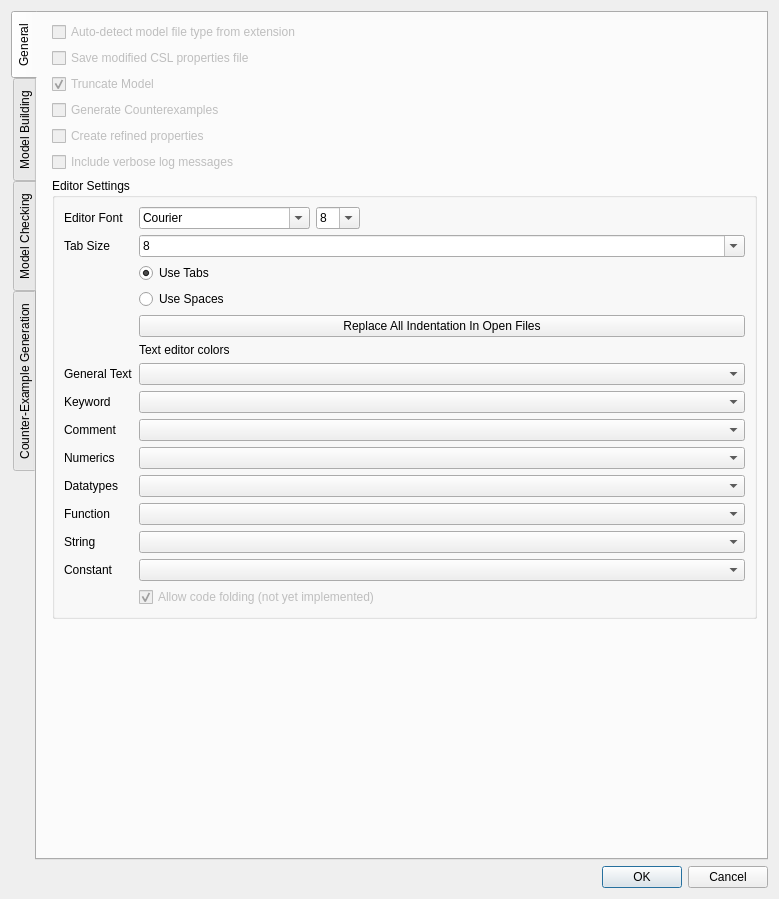
Before: the Qt Designer form src/stamina/gui/ui/Preferences.ui in fluentverification/stamina-storm, drawn with Qt 5.
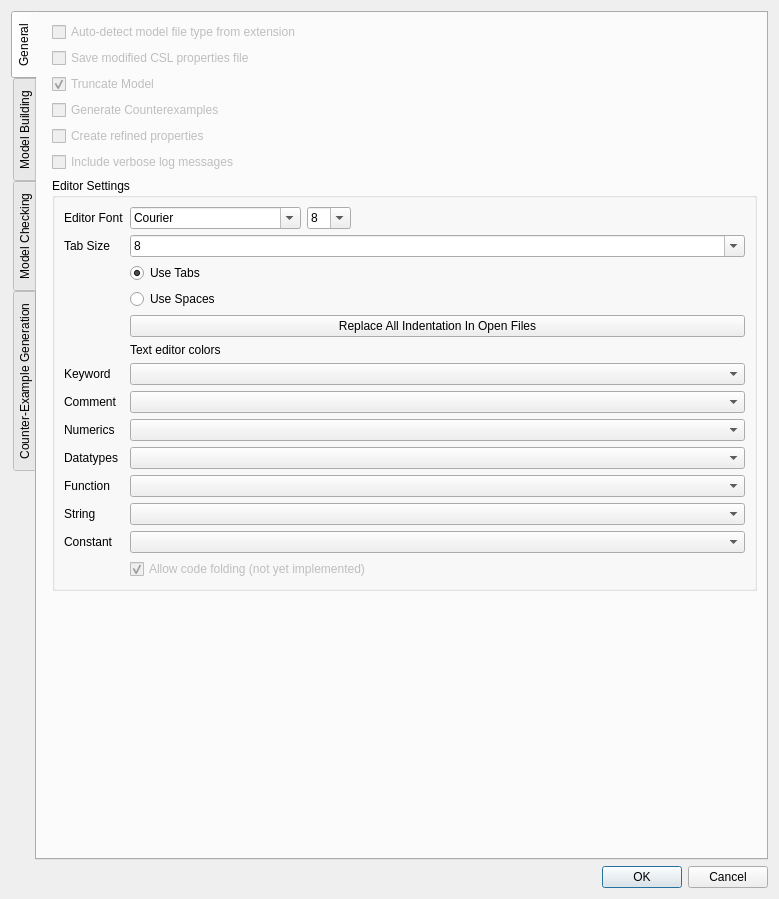
After: the same form once the commit is applied. Icons and pictures are not drawn. Custom widgets are drawn as their Qt base class.

Diff of the .ui file:
```diff
--- a/src/stamina/gui/ui/Preferences.ui
+++ b/src/stamina/gui/ui/Preferences.ui
@@ -357,20 +357,21 @@
             </property>
            </widget>
           </item>
-          <item row="16" column="1">
-           <widget class="QCheckBox" name="allowCodeFolding">
-            <property name="enabled">
-             <bool>false</bool>
+          <item row="7" column="1">
+           <widget class="QLabel" name="label_20">
+            <property name="text">
+             <string>Text editor colors</string>
             </property>
+           </widget>
+          </item>
+          <item row="8" column="0">
+           <widget class="QLabel" name="label_13">
             <property name="text">
-             <string>Allow code folding (not yet implemented)</string>
+             <string>Keyword</string>
             </property>
-            <property name="checked">
-             <bool>true</bool>
-            </property>
            </widget>
           </item>
-          <item row="9" column="1">
+          <item row="8" column="1">
            <widget class="KColorCombo" name="keywordColor">
             <property name="color">
              <color>
@@ -381,87 +382,76 @@
             </property>
            </widget>
           </item>
-          <item row="10" column="1">
-           <widget class="KColorCombo" name="commentColor"/>
-          </item>
-          <item row="11" column="1">
-           <widget class="KColorCombo" name="numberColor"/>
-          </item>
-          <item row="12" column="1">
-           <widget class="KColorCombo" name="typeColor"/>
-          </item>
           <item row="9" column="0">
-           <widget class="QLabel" name="label_13">
-            <property name="text">
-             <string>Keyword</string>
-            </property>
-           </widget>
-          </item>
-          <item row="8" column="1">
-           <widget class="KColorCombo" name="editorBaseColor"/>
-          </item>
-          <item row="8" column="0">
-           <widget class="QLabel" name="label_14">
-            <property name="text">
-             <string>General Text</string>
-            </property>
-           </widget>
-          </item>
-          <item row="10" column="0">
            <widget class="QLabel" name="label_15">
             <property name="text">
              <string>Comment</string>
             </property>
            </widget>
           </item>
-          <item row="11" column="0">
+          <item row="9" column="1">
+           <widget class="KColorCombo" name="commentColor"/>
+          </item>
+          <item row="10" column="0">
            <widget class="QLabel" name="label_16">
             <property name="text">
              <string>Numerics</string>
             </property>
            </widget>
           </item>
-          <item row="14" column="1">
-           <widget class="KColorCombo" name="stringColor"/>
+          <item row="10" column="1">
+           <widget class="KColorCombo" name="numberColor"/>
           </item>
-          <item row="15" column="1">
-           <widget class="KColorCombo" name="constantsColor"/>
+          <item row="11" column="0">
+           <widget class="QLabel" name="label_21">
+            <property name="text">
+             <string>Datatypes</string>
+            </property>
+           </widget>
           </item>
-          <item row="14" column="0">
+          <item row="11" column="1">
+           <widget class="KColorCombo" name="typeColor"/>
+          </item>
+          <item row="12" column="0">
+           <widget class="QLabel" name="label_17">
+            <property name="text">
+             <string>Function</string>
+            </property>
+           </widget>
+          </item>
+          <item row="12" column="1">
+           <widget class="KColorCombo" name="functionColor"/>
+          </item>
+          <item row="13" column="0">
            <widget class="QLabel" name="label_18">
             <property name="text">
              <string>String</string>
             </property>
            </widget>
           </item>
-          <item row="15" column="0">
+          <item row="13" column="1">
+           <widget class="KColorCombo" name="stringColor"/>
+          </item>
+          <item row="14" column="0">
            <widget class="QLabel" name="label_19">
             <property name="text">
              <string>Constant</string>
             </property>
            </widget>
           </item>
-          <item row="7" column="1">
-           <widget class="QLabel" name="label_20">
-            <property name="text">
-             <string>Text editor colors</string>
-            </property>
-           </widget>
+          <item row="14" column="1">
+           <widget class="KColorCombo" name="constantsColor"/>
           </item>
-          <item row="13" column="1">
-           <widget class="KColorCombo" name="functionColor"/>
-          </item>
-          <item row="13" column="0">
-           <widget class="QLabel" name="label_17">
-            <property name="text">
-             <string>Function</string>
+          <item row="15" column="1">
+           <widget class="QCheckBox" name="allowCodeFolding">
+            <property name="enabled">
+             <bool>false</bool>
             </property>
-           </widget>
-          </item>
-          <item row="12" column="0">
-           <widget class="QLabel" name="label_21">
             <property name="text">
-             <string>Datatypes</string>
+             <string>Allow code folding (not yet implemented)</string>
+            </property>
+            <property name="checked">
+             <bool>true</bool>
             </property>
            </widget>
           </item>
```
